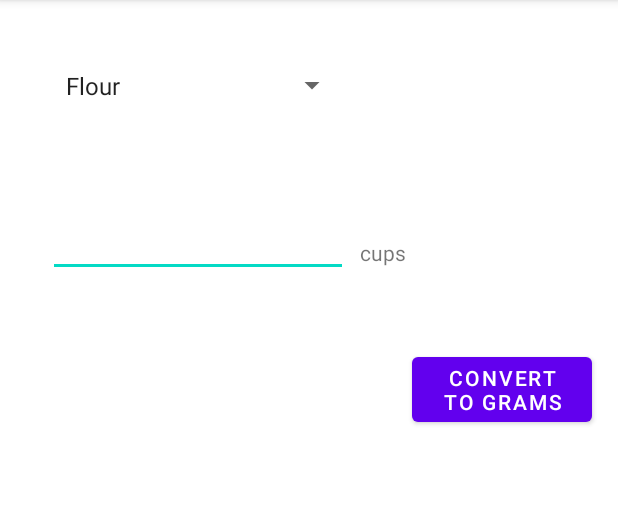
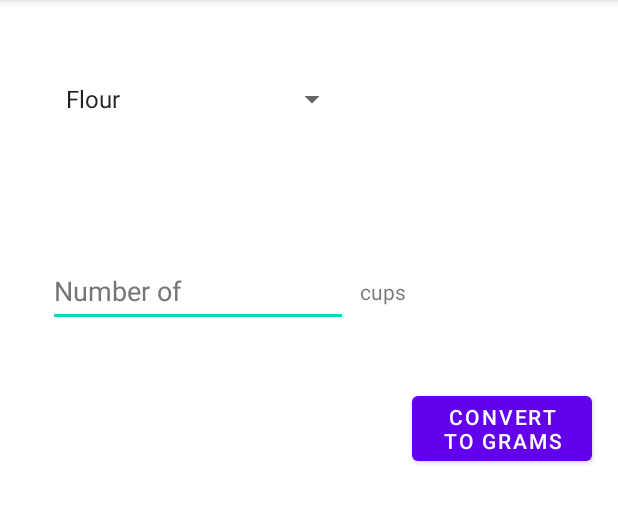
Before and after one commit to mho-bbk/myrecipes, an Android app: the ConverterFragment screen opened directly, with no data from a screen before it, on a phone screen of 412 x 824 dp, the part 84-608 px from its top. Run offline under Robolectric (Android 15) with nearby library versions, the phone set to English and light mode, and no system bars; our stand-ins replace data binding.

Commit message:
Fixed accessibility issues and databinding, added scrollview

```diff
--- a/build.gradle
+++ b/build.gradle
@@ -32,6 +32,7 @@ android {
     }
     buildFeatures {
         viewBinding = true
+        dataBinding true
     }
 }
 
--- a/src/main/java/com/example/myrecipes/converter/ConverterFragment.kt
+++ b/src/main/java/com/example/myrecipes/converter/ConverterFragment.kt
@@ -20,7 +20,7 @@ class ConverterFragment : Fragment(), AdapterView.OnItemSelectedListener {
     override fun onCreateView(
         inflater: LayoutInflater, container: ViewGroup?,
         savedInstanceState: Bundle?
-    ): View? {
+    ): View {
 
         // Inflate the layout for this fragment with view binding
         binding = FragmentConverterBinding.inflate(inflater, container, false)
--- a/src/main/res/layout/fragment_converter.xml
+++ b/src/main/res/layout/fragment_converter.xml
@@ -1,9 +1,15 @@
 <?xml version="1.0" encoding="utf-8"?>
-<androidx.constraintlayout.widget.ConstraintLayout xmlns:android="http://schemas.android.com/apk/res/android"
-    xmlns:tools="http://schemas.android.com/tools"
+<layout xmlns:android="http://schemas.android.com/apk/res/android"
+    xmlns:app="http://schemas.android.com/apk/res-auto"
+    xmlns:tools="http://schemas.android.com/tools">
+
+    <ScrollView
         android:layout_width="match_parent"
-    android:layout_height="match_parent"
-    xmlns:app="http://schemas.android.com/apk/res-auto"
+        android:layout_height="match_parent">
+
+        <androidx.constraintlayout.widget.ConstraintLayout
+            android:layout_width="match_parent"
+            android:layout_height="wrap_content"
             tools:context=".converter.ConverterFragment">
 
             <!-- TODO: Implement a border (using style?) -->
@@ -11,20 +17,25 @@
                 android:id="@+id/ingredient_spinner"
                 android:layout_width="200dp"
                 android:layout_height="wrap_content"
+                android:layout_marginStart="32dp"
                 android:layout_marginTop="42dp"
-        android:layout_marginStart="32dp"
+                android:minHeight="48dp"
+                android:padding="4dp"
                 app:layout_constraintStart_toStartOf="parent"
                 app:layout_constraintTop_toTopOf="parent"
-        android:padding="4dp" />
+                android:contentDescription="@string/ingredients"/>
 
             <com.google.android.material.textfield.TextInputEditText
                 android:id="@+id/cups_input"
                 android:layout_width="200dp"
                 android:layout_height="wrap_content"
                 android:layout_marginTop="80dp"
+                android:hint="@string/ingredient_quantity"
+                android:minHeight="48dp"
+                android:padding="4dp"
+                android:textColorHint="#757575"
                 app:layout_constraintStart_toStartOf="@id/ingredient_spinner"
-        app:layout_constraintTop_toBottomOf="@id/ingredient_spinner"
-        android:padding="4dp"/>
+                app:layout_constraintTop_toBottomOf="@id/ingredient_spinner" />
 
             <TextView
                 android:id="@+id/cups_text"
@@ -57,3 +68,5 @@
                 tools:text="@string/x_cups_to_x_grams"/>
 
         </androidx.constraintlayout.widget.ConstraintLayout>
+    </ScrollView>
+</layout>
--- a/src/main/res/values/strings.xml
+++ b/src/main/res/values/strings.xml
@@ -3,7 +3,9 @@
     <string name="convert_to_grams_txt">Convert to grams</string>
     <string name="cups_txt">cups</string>
     <string name="x_cups_to_x_grams">%.2f cups to %.2f grams</string>
-    <string name="invalid_input">Invalid value added. Try again.</string>
+    <string name="invalid_input">Invalid value. Try again.</string>
+    <string name="ingredients">Ingredients</string>
+    <string name="ingredient_quantity">Number of</string>
 
     <!-- Ingredients for Converter Spinner -->
     <string-array name="ingredients">
```
Also changed, not shown: 1 other file. Lines whose indentation alone changed are shown as unchanged.
